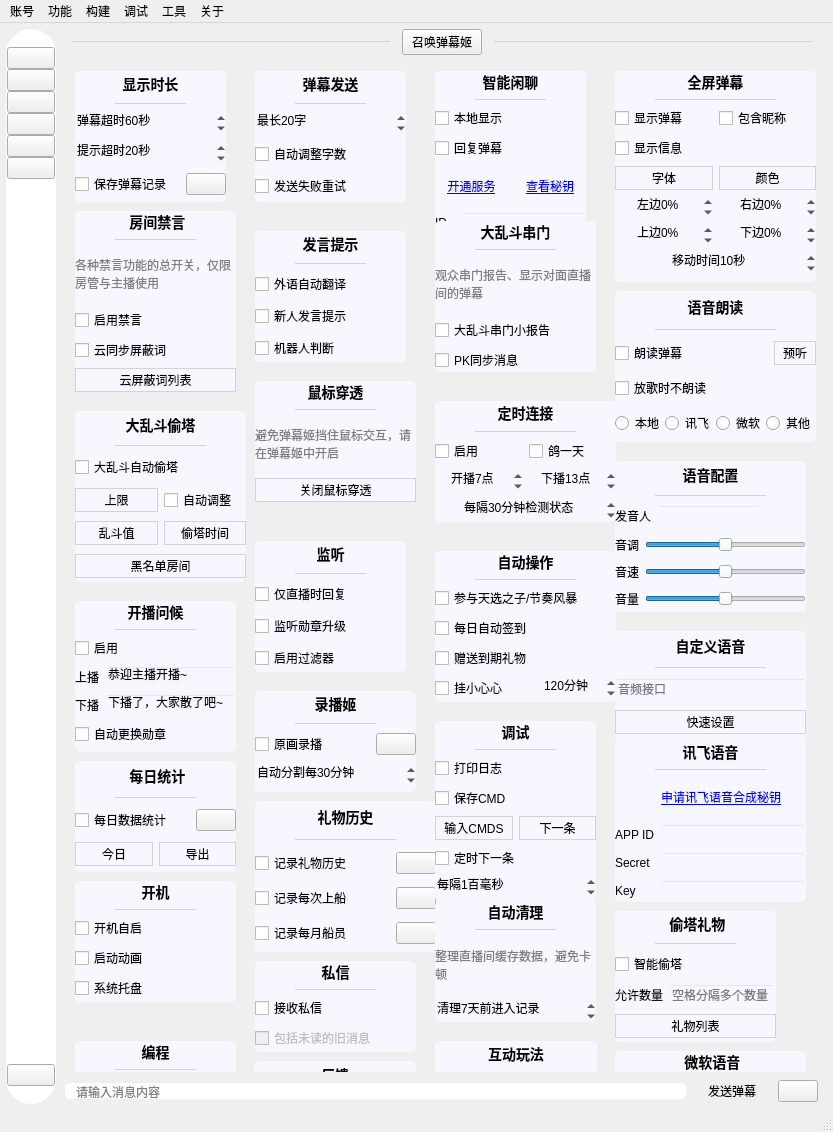
First picture: the form in mainwindow/mainwindow.ui, repository iwxyi/Bilibili-MagicalDanmaku, before the edit.
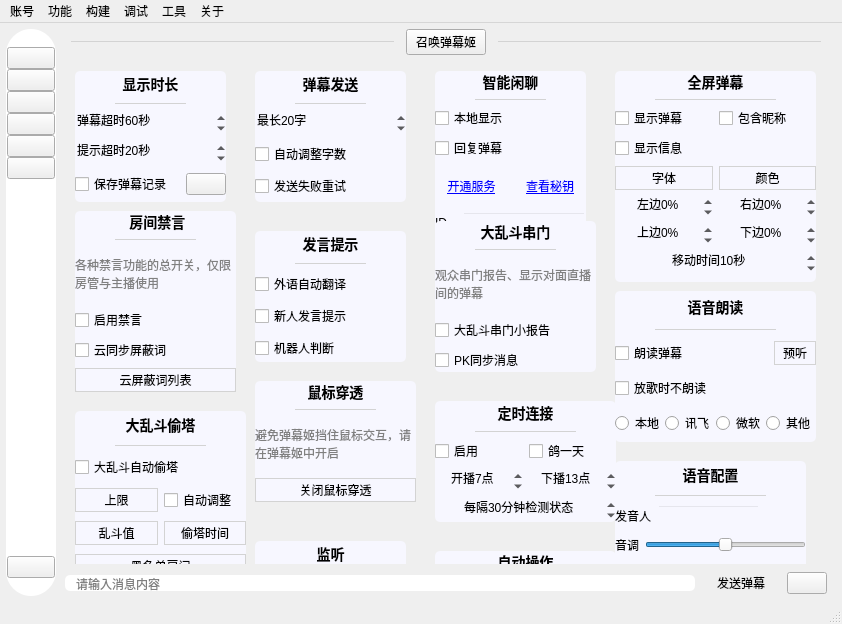
Second picture: the form after the edit. Icons and pictures are not drawn. Custom widgets are drawn as their Qt base class.

Commit message: 默认关闭点歌条件

Patch:
```diff
--- a/mainwindow/mainwindow.ui
+++ b/mainwindow/mainwindow.ui
@@ -6,8 +6,8 @@
    <rect>
     <x>0</x>
     <y>0</y>
-    <width>833</width>
-    <height>1132</height>
+    <width>842</width>
+    <height>624</height>
    </rect>
   </property>
   <property name="windowTitle">
@@ -1640,8 +1640,8 @@
             <rect>
              <x>0</x>
              <y>0</y>
-             <width>753</width>
-             <height>1012</height>
+             <width>762</width>
+             <height>504</height>
             </rect>
            </property>
            <property name="styleSheet">
@@ -9170,7 +9170,7 @@
     <rect>
      <x>0</x>
      <y>0</y>
-     <width>833</width>
+     <width>842</width>
      <height>23</height>
     </rect>
    </property>
```
The commit also changes 2 other files.
